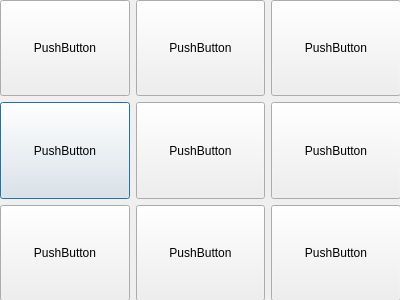
The window that juego.ui (danielmonr/ProyectoFinal) describes before a commit, drawn with Qt 5.
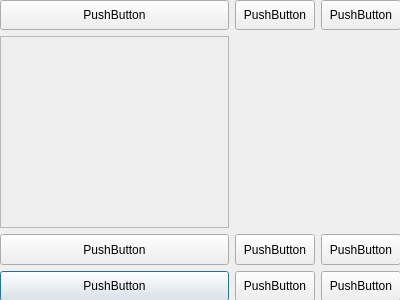
The same window after the commit.

```diff
--- a/juego.ui
+++ b/juego.ui
@@ -26,20 +26,7 @@
     <property name="sizeConstraint">
      <enum>QLayout::SetNoConstraint</enum>
     </property>
-    <item row="1" column="0">
-     <widget class="QPushButton" name="b4">
-      <property name="sizePolicy">
-       <sizepolicy hsizetype="Minimum" vsizetype="Expanding">
-        <horstretch>0</horstretch>
-        <verstretch>0</verstretch>
-       </sizepolicy>
-      </property>
-      <property name="text">
-       <string>PushButton</string>
-      </property>
-     </widget>
-    </item>
-    <item row="2" column="0">
+    <item row="3" column="0">
      <widget class="QPushButton" name="b7">
       <property name="sizePolicy">
        <sizepolicy hsizetype="Minimum" vsizetype="Expanding">
@@ -52,7 +39,20 @@
       </property>
      </widget>
     </item>
-    <item row="1" column="1">
+    <item row="0" column="2">
+     <widget class="QPushButton" name="b3">
+      <property name="sizePolicy">
+       <sizepolicy hsizetype="Minimum" vsizetype="Expanding">
+        <horstretch>0</horstretch>
+        <verstretch>0</verstretch>
+       </sizepolicy>
+      </property>
+      <property name="text">
+       <string>PushButton</string>
+      </property>
+     </widget>
+    </item>
+    <item row="2" column="1">
      <widget class="QPushButton" name="b5">
       <property name="sizePolicy">
        <sizepolicy hsizetype="Minimum" vsizetype="Expanding">
@@ -78,7 +78,7 @@
       </property>
      </widget>
     </item>
-    <item row="2" column="1">
+    <item row="3" column="1">
      <widget class="QPushButton" name="b8">
       <property name="sizePolicy">
        <sizepolicy hsizetype="Minimum" vsizetype="Expanding">
@@ -104,33 +104,20 @@
       </property>
      </widget>
     </item>
-    <item row="0" column="2">
-     <widget class="QPushButton" name="b3">
-      <property name="sizePolicy">
-       <sizepolicy hsizetype="Minimum" vsizetype="Expanding">
-        <horstretch>0</horstretch>
-        <verstretch>0</verstretch>
-       </sizepolicy>
-      </property>
-      <property name="text">
-       <string>PushButton</string>
-      </property>
-     </widget>
-    </item>
-    <item row="1" column="2">
-     <widget class="QPushButton" name="b6">
-      <property name="sizePolicy">
-       <sizepolicy hsizetype="Minimum" vsizetype="Expanding">
-        <horstretch>0</horstretch>
-        <verstretch>0</verstretch>
-       </sizepolicy>
-      </property>
-      <property name="text">
-       <string>PushButton</string>
-      </property>
-     </widget>
-    </item>
     <item row="2" column="2">
+     <widget class="QPushButton" name="b6">
+      <property name="sizePolicy">
+       <sizepolicy hsizetype="Minimum" vsizetype="Expanding">
+        <horstretch>0</horstretch>
+        <verstretch>0</verstretch>
+       </sizepolicy>
+      </property>
+      <property name="text">
+       <string>PushButton</string>
+      </property>
+     </widget>
+    </item>
+    <item row="3" column="2">
      <widget class="QPushButton" name="b9">
       <property name="sizePolicy">
        <sizepolicy hsizetype="Minimum" vsizetype="Expanding">
@@ -143,6 +130,31 @@
       </property>
      </widget>
     </item>
+    <item row="2" column="0">
+     <widget class="QPushButton" name="b4">
+      <property name="sizePolicy">
+       <sizepolicy hsizetype="Minimum" vsizetype="Expanding">
+        <horstretch>0</horstretch>
+        <verstretch>0</verstretch>
+       </sizepolicy>
+      </property>
+      <property name="text">
+       <string>PushButton</string>
+      </property>
+     </widget>
+    </item>
+    <item row="1" column="0">
+     <widget class="QTextBrowser" name="label">
+      <property name="enabled">
+       <bool>false</bool>
+      </property>
+      <property name="font">
+       <font>
+        <pointsize>64</pointsize>
+       </font>
+      </property>
+     </widget>
+    </item>
    </layout>
   </widget>
  </widget>
```
